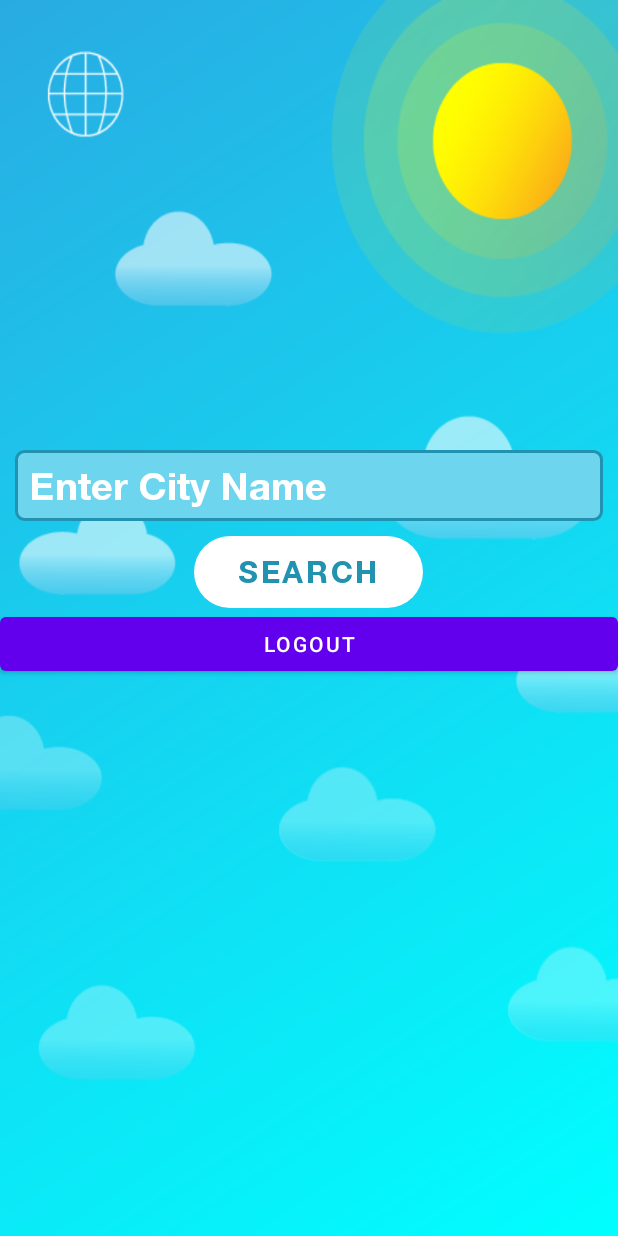
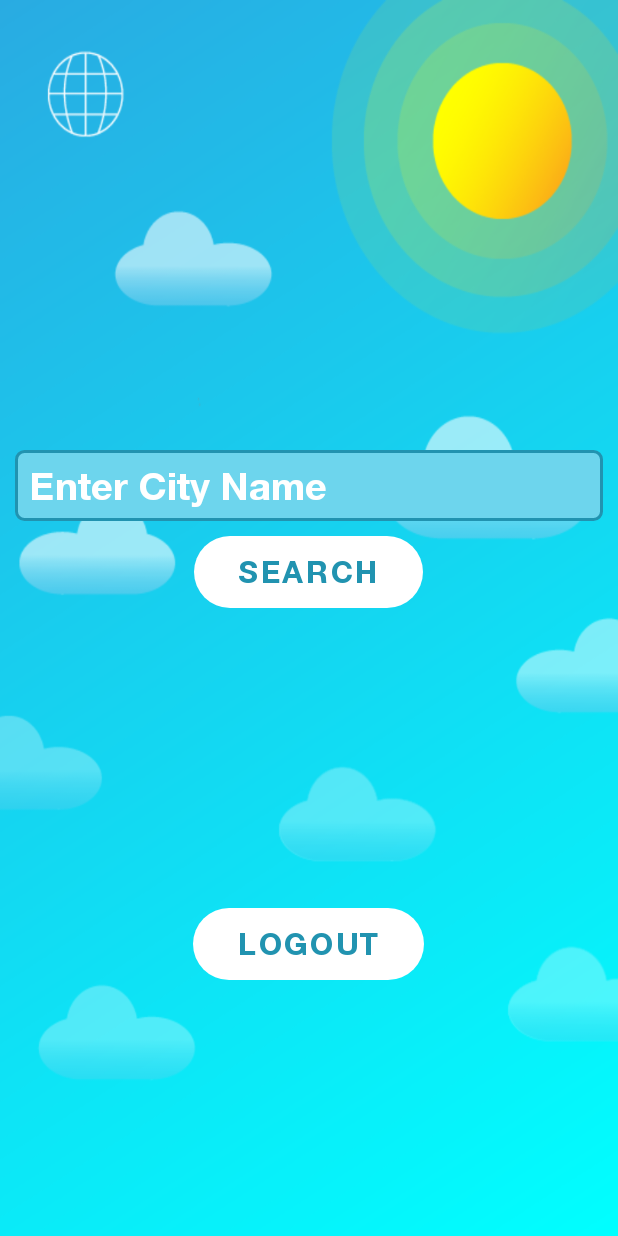
Before and after one commit to rsl081/Weathcare-app, an Android app: the screen it shows after launch once a user with an empty profile is signed in (MainActivity), on a phone screen of 412 x 824 dp. Run offline under Robolectric (Android 15) with nearby library versions, the phone set to English and light mode, and no system bars; our stand-ins replace Firebase (no records; nobody signed in at launch, a user with empty details on screens opened directly), Volley.

Commit message:
design logout

```diff
--- a/app/src/main/res/layout/activity_main.xml
+++ b/app/src/main/res/layout/activity_main.xml
@@ -68,9 +68,18 @@
 
     <Button
         android:id="@+id/button"
-        android:layout_width="match_parent"
+        android:onClick="BtnLogoutHomeClick"
+        android:layout_width="wrap_content"
         android:layout_height="wrap_content"
-        android:onClick="BtnLogoutHomeClick"
+        android:layout_marginTop="200dp"
+        android:paddingLeft="30dp"
+        android:paddingRight="30dp"
+        android:textColor="#2193b0"
+        android:textSize="20sp"
+        android:fontFamily="@font/helveticaneue_bold"
+        android:layout_gravity="center"
+        app:backgroundTint="@color/white"
+        android:background="@drawable/edit_button"
         android:text="@string/home_logout_btn" />
 
 </LinearLayout>
```
